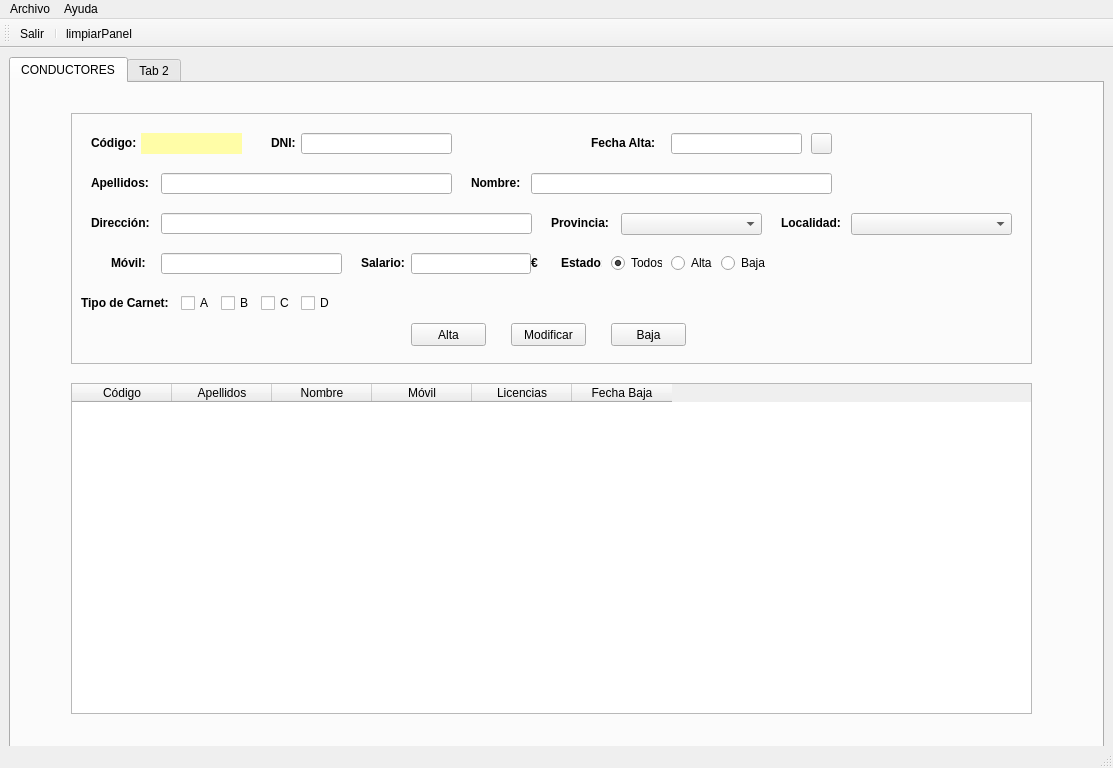
The window that TEMA 1/mainWindow.ui (braisdp6/2DAM_DI) describes before a commit, drawn with Qt 5.
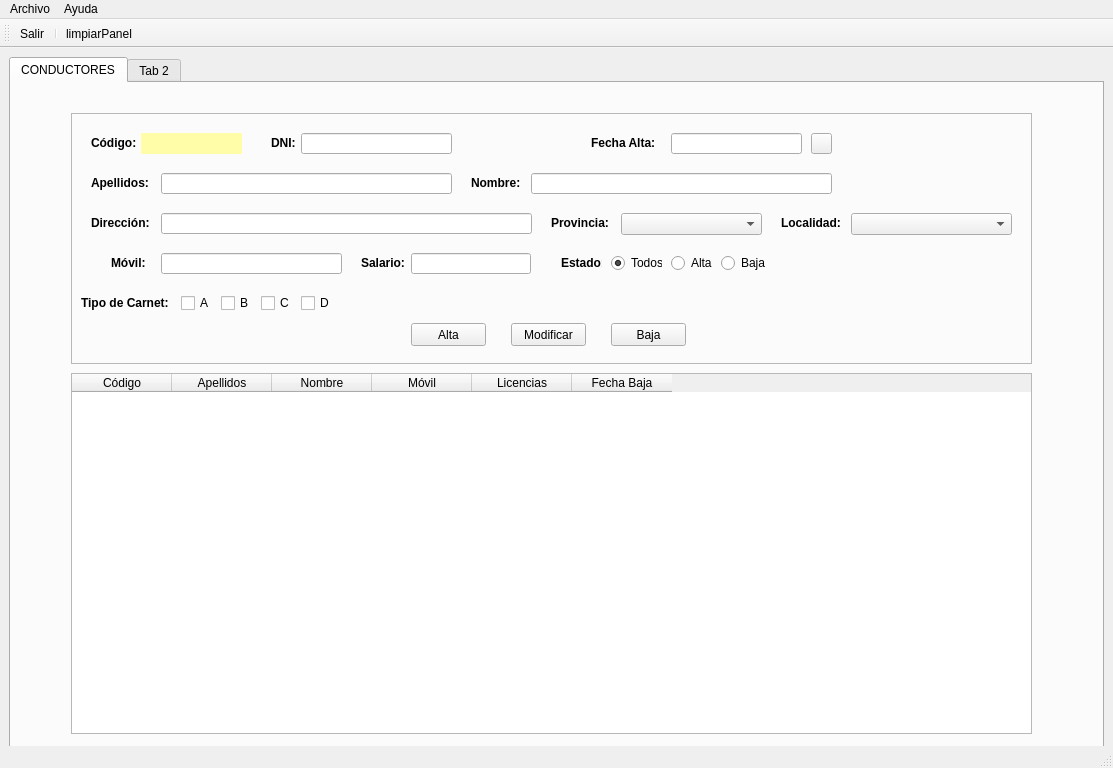
The same window after the commit. Icons and pictures are not drawn.

```diff
--- a/TEMA 1/mainWindow.ui
+++ b/TEMA 1/mainWindow.ui
@@ -539,27 +539,8 @@
            <height>20</height>
           </size>
          </property>
-        </widget>
-        <widget class="QLabel" name="lblEuro">
-         <property name="geometry">
-          <rect>
-           <x>460</x>
-           <y>140</y>
-           <width>16</width>
-           <height>20</height>
-          </rect>
-         </property>
-         <property name="font">
-          <font>
-           <weight>75</weight>
-           <bold>true</bold>
-          </font>
-         </property>
-         <property name="styleSheet">
-          <string notr="true"/>
-         </property>
-         <property name="text">
-          <string>€</string>
+         <property name="alignment">
+          <set>Qt::AlignRight|Qt::AlignTrailing|Qt::AlignVCenter</set>
          </property>
         </widget>
         <widget class="QLabel" name="lblCarnet">
@@ -807,11 +788,20 @@
         <property name="geometry">
          <rect>
           <x>60</x>
-          <y>300</y>
+          <y>290</y>
           <width>961</width>
-          <height>331</height>
+          <height>361</height>
          </rect>
         </property>
+        <property name="alternatingRowColors">
+         <bool>true</bool>
+        </property>
+        <property name="selectionBehavior">
+         <enum>QAbstractItemView::SelectRows</enum>
+        </property>
+        <attribute name="verticalHeaderVisible">
+         <bool>false</bool>
+        </attribute>
         <column>
          <property name="text">
           <string>Código</string>
```
Left out of the diff: 9 changed lines with no effect on the pictures.
